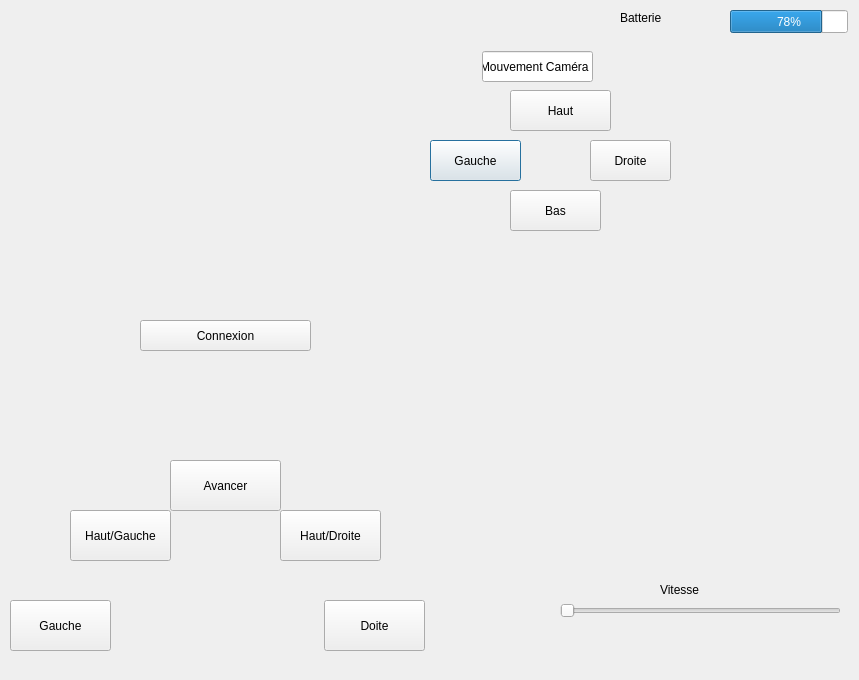
Old version of the form mainwindow.ui in the repository Asmlatg/Wifibot.
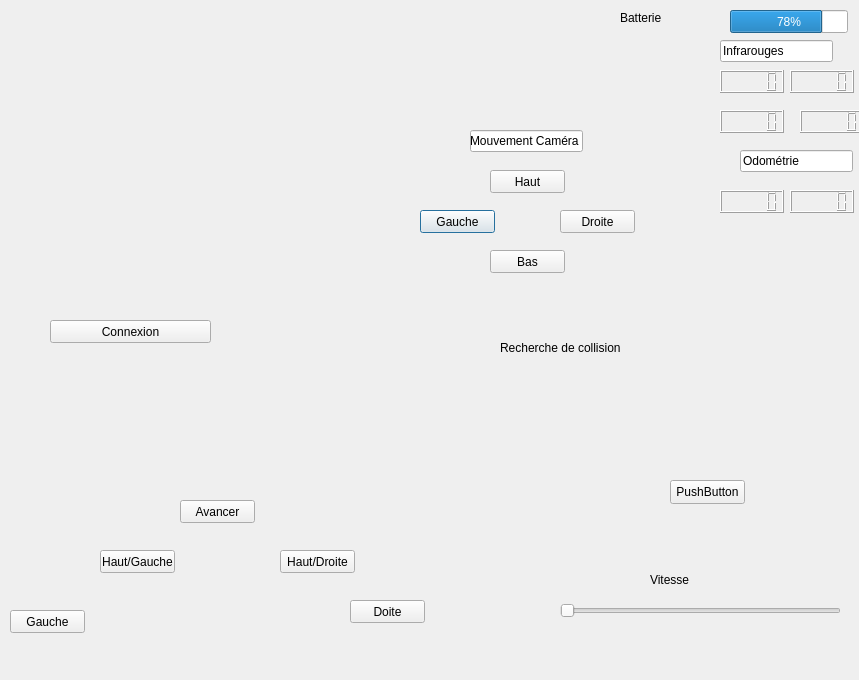
New version of the form.

```diff
--- a/mainwindow.ui
+++ b/mainwindow.ui
@@ -16,10 +16,10 @@
   <widget class="QPushButton" name="gauche_camera">
    <property name="geometry">
     <rect>
-     <x>430</x>
-     <y>140</y>
-     <width>91</width>
-     <height>41</height>
+     <x>420</x>
+     <y>210</y>
+     <width>75</width>
+     <height>23</height>
     </rect>
    </property>
    <property name="text">
@@ -29,8 +29,8 @@
   <widget class="QLabel" name="titre_vitesse">
    <property name="geometry">
     <rect>
-     <x>660</x>
-     <y>580</y>
+     <x>650</x>
+     <y>570</y>
      <width>111</width>
      <height>20</height>
     </rect>
@@ -42,10 +42,10 @@
   <widget class="QPushButton" name="hgauche">
    <property name="geometry">
     <rect>
-     <x>70</x>
-     <y>510</y>
-     <width>101</width>
-     <height>51</height>
+     <x>100</x>
+     <y>550</y>
+     <width>75</width>
+     <height>23</height>
     </rect>
    </property>
    <property name="text">
@@ -66,10 +66,10 @@
   <widget class="QPushButton" name="droite">
    <property name="geometry">
     <rect>
-     <x>324</x>
+     <x>350</x>
      <y>600</y>
-     <width>101</width>
-     <height>51</height>
+     <width>75</width>
+     <height>23</height>
     </rect>
    </property>
    <property name="text">
@@ -79,10 +79,10 @@
   <widget class="QPushButton" name="connexion">
    <property name="geometry">
     <rect>
-     <x>140</x>
+     <x>50</x>
      <y>320</y>
-     <width>171</width>
-     <height>31</height>
+     <width>161</width>
+     <height>23</height>
     </rect>
    </property>
    <property name="text">
@@ -111,10 +111,10 @@
   <widget class="QPushButton" name="bas_camera">
    <property name="geometry">
     <rect>
-     <x>510</x>
-     <y>190</y>
-     <width>91</width>
-     <height>41</height>
+     <x>490</x>
+     <y>250</y>
+     <width>75</width>
+     <height>23</height>
     </rect>
    </property>
    <property name="text">
@@ -138,9 +138,9 @@
    <property name="geometry">
     <rect>
      <x>280</x>
-     <y>510</y>
-     <width>101</width>
-     <height>51</height>
+     <y>550</y>
+     <width>75</width>
+     <height>23</height>
     </rect>
    </property>
    <property name="text">
@@ -151,9 +151,9 @@
    <property name="geometry">
     <rect>
      <x>10</x>
-     <y>600</y>
-     <width>101</width>
-     <height>51</height>
+     <y>610</y>
+     <width>75</width>
+     <height>23</height>
     </rect>
    </property>
    <property name="text">
@@ -189,10 +189,10 @@
   <widget class="QPushButton" name="droite_camera">
    <property name="geometry">
     <rect>
-     <x>590</x>
-     <y>140</y>
-     <width>81</width>
-     <height>41</height>
+     <x>560</x>
+     <y>210</y>
+     <width>75</width>
+     <height>23</height>
     </rect>
    </property>
    <property name="text">
@@ -202,10 +202,10 @@
   <widget class="QPushButton" name="avancer">
    <property name="geometry">
     <rect>
-     <x>170</x>
-     <y>460</y>
-     <width>111</width>
-     <height>51</height>
+     <x>180</x>
+     <y>500</y>
+     <width>75</width>
+     <height>23</height>
     </rect>
    </property>
    <property name="text">
@@ -228,29 +228,141 @@
   <widget class="QPushButton" name="haut_camera">
    <property name="geometry">
     <rect>
-     <x>510</x>
-     <y>90</y>
-     <width>101</width>
-     <height>41</height>
+     <x>490</x>
+     <y>170</y>
+     <width>75</width>
+     <height>23</height>
     </rect>
    </property>
    <property name="text">
     <string>Haut</string>
    </property>
   </widget>
+  <widget class="QLCDNumber" name="irAvG">
+   <property name="geometry">
+    <rect>
+     <x>720</x>
+     <y>70</y>
+     <width>64</width>
+     <height>23</height>
+    </rect>
+   </property>
+  </widget>
+  <widget class="QLCDNumber" name="irAvD">
+   <property name="geometry">
+    <rect>
+     <x>790</x>
+     <y>70</y>
+     <width>64</width>
+     <height>23</height>
+    </rect>
+   </property>
+  </widget>
+  <widget class="QLCDNumber" name="irArG">
+   <property name="geometry">
+    <rect>
+     <x>720</x>
+     <y>110</y>
+     <width>64</width>
+     <height>23</height>
+    </rect>
+   </property>
+  </widget>
+  <widget class="QLCDNumber" name="irArD">
+   <property name="geometry">
+    <rect>
+     <x>800</x>
+     <y>110</y>
+     <width>64</width>
+     <height>23</height>
+    </rect>
+   </property>
+  </widget>
+  <widget class="QLCDNumber" name="odometrie_g">
+   <property name="geometry">
+    <rect>
+     <x>720</x>
+     <y>190</y>
+     <width>64</width>
+     <height>23</height>
+    </rect>
+   </property>
+  </widget>
+  <widget class="QLCDNumber" name="odometrie_d">
+   <property name="geometry">
+    <rect>
+     <x>790</x>
+     <y>190</y>
+     <width>64</width>
+     <height>23</height>
+    </rect>
+   </property>
+  </widget>
   <widget class="QLineEdit" name="lineEdit">
    <property name="geometry">
     <rect>
-     <x>482</x>
-     <y>51</y>
-     <width>111</width>
-     <height>31</height>
+     <x>470</x>
+     <y>130</y>
+     <width>113</width>
+     <height>22</height>
     </rect>
    </property>
    <property name="text">
     <string>Mouvement Caméra</string>
    </property>
   </widget>
+  <widget class="QLineEdit" name="lineEdit_2">
+   <property name="geometry">
+    <rect>
+     <x>720</x>
+     <y>40</y>
+     <width>113</width>
+     <height>22</height>
+    </rect>
+   </property>
+   <property name="text">
+    <string>Infrarouges</string>
+   </property>
+  </widget>
+  <widget class="QLineEdit" name="lineEdit_3">
+   <property name="geometry">
+    <rect>
+     <x>740</x>
+     <y>150</y>
+     <width>113</width>
+     <height>22</height>
+    </rect>
+   </property>
+   <property name="text">
+    <string>Odométrie</string>
+   </property>
+  </widget>
+  <widget class="QLabel" name="collision">
+   <property name="geometry">
+    <rect>
+     <x>500</x>
+     <y>340</y>
+     <width>151</width>
+     <height>16</height>
+    </rect>
+   </property>
+   <property name="text">
+    <string>Recherche de collision</string>
+   </property>
+  </widget>
+  <widget class="QPushButton" name="pushButton">
+   <property name="geometry">
+    <rect>
+     <x>670</x>
+     <y>480</y>
+     <width>75</width>
+     <height>24</height>
+    </rect>
+   </property>
+   <property name="text">
+    <string>PushButton</string>
+   </property>
+  </widget>
  </widget>
  <resources/>
  <connections/>
```
